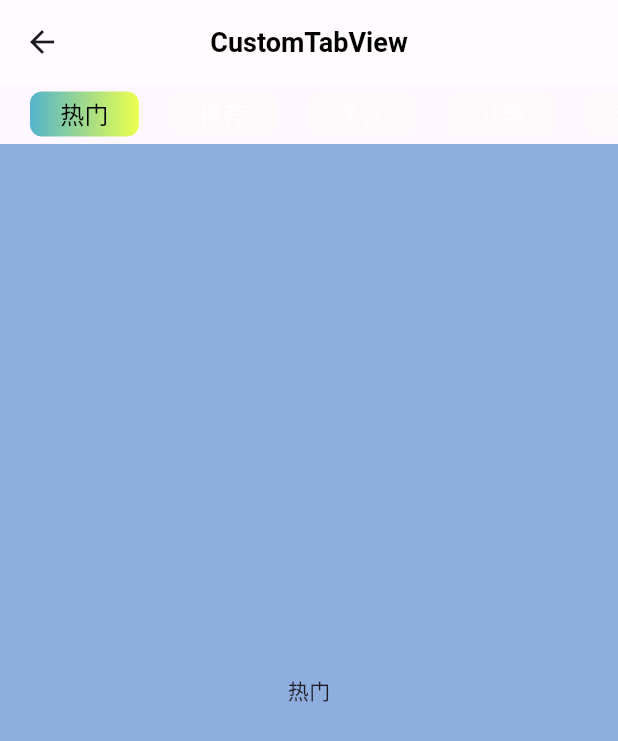
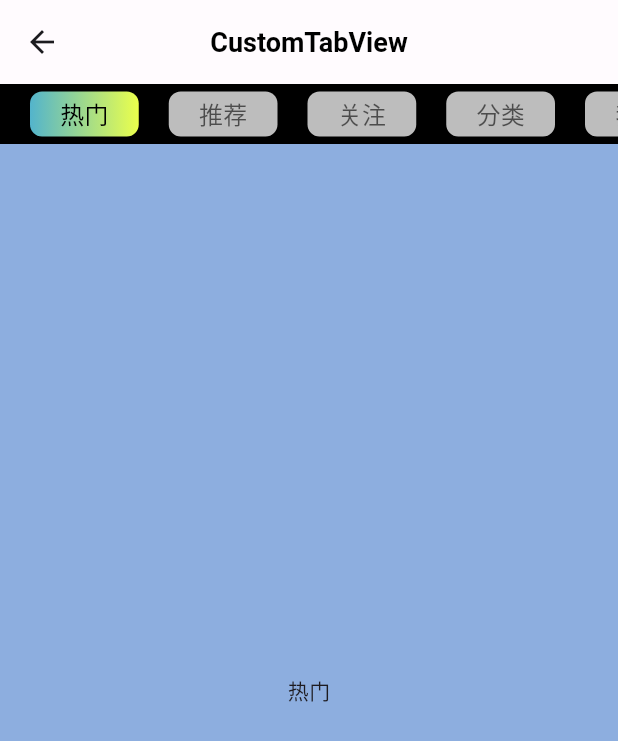
Before and after one commit to yanmingLiu/flutter_getx, a Flutter app: the CustomTabView screen opened by its route, on a phone screen of 412 x 824 dp. Shown: the top 741 px of the screen. Run offline on Flutter 3.47's test engine with Material 3 defaults, Android fonts, the phone set to English and light mode, and no system bars; our stand-ins replace connectivity_plus, drift, flutter_secure_storage, flutter_smart_dialog, get, get_storage and 2 more; missing offline and left inert: drift_db_viewer; accounts and stored records are empty; generated files the repository leaves out were written again.

Commit message:
feat: tab smaple

```diff
--- a/lib/app/modules/profile/views/custom_tab_view.dart
+++ b/lib/app/modules/profile/views/custom_tab_view.dart
@@ -35,6 +35,7 @@ class CustomTabView extends StatelessWidget {
         title: const Text('CustomTabView'),
       ),
       body: TabPageView(
+        backgroundColor: Colors.black,
         tabTitles: tabTitles,
         tabContents: tabContents,
         tabHeight: 40,
@@ -47,20 +48,19 @@ class CustomTabView extends StatelessWidget {
               padding: const EdgeInsets.symmetric(horizontal: 20),
               alignment: Alignment.center,
               decoration: BoxDecoration(
+                color: isSelected ? null : Colors.grey[400],
                 borderRadius: BorderRadius.circular(8),
                 gradient: isSelected
                     ? const LinearGradient(
                         colors: [Color(0xFF53B4CC), Color(0xFFEBFF4C)],
                       )
-                    : const LinearGradient(
-                        colors: [Color(0x1AF8FFC7), Color(0x1AF8FFC7)],
-                      ),
+                    : null,
               ),
               height: 30,
               child: Text(
                 tabTitles[index],
                 style: TextStyle(
-                  color: isSelected ? Colors.black : Colors.white.withOpacity(0.6),
+                  color: isSelected ? Colors.black : Colors.black.withOpacity(0.6),
                   fontSize: 16,
                   fontWeight: FontWeight.w500,
                 ),
```
Also changed, not shown: 1 other file.
